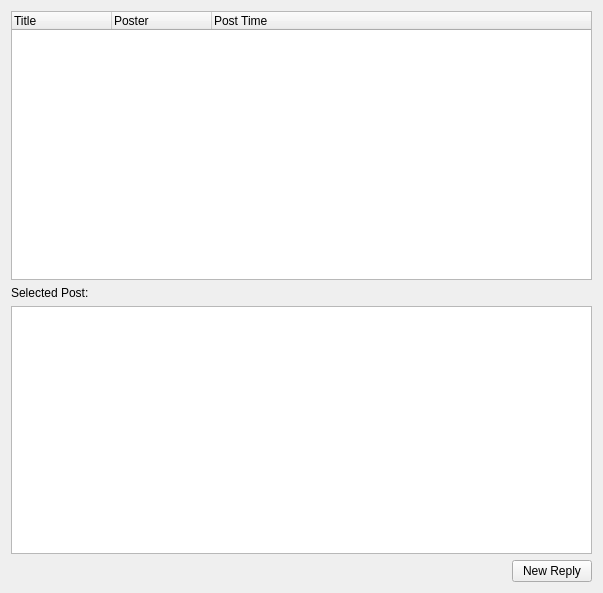
Qt form ui/ForumTreeForm.ui (dmzdev/stance) before a commit.
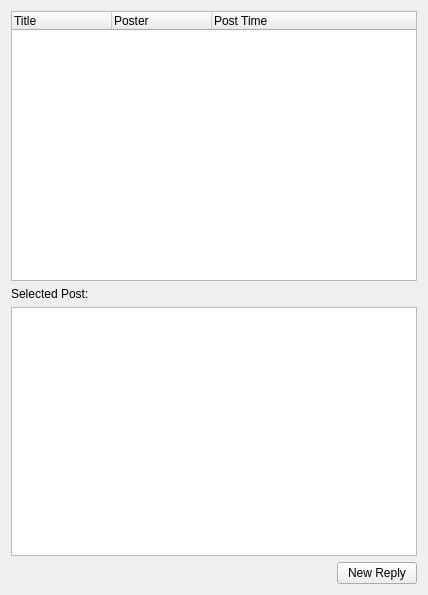
The same form after that commit.

Commit message: New forum posts are now created via dialog.

What changed in the file:
```diff
--- a/ui/ForumTreeForm.ui
+++ b/ui/ForumTreeForm.ui
@@ -6,8 +6,8 @@
    <rect>
     <x>0</x>
     <y>0</y>
-    <width>603</width>
-    <height>593</height>
+    <width>428</width>
+    <height>595</height>
    </rect>
   </property>
   <property name="windowTitle">
```
The commit also changes 1 other file.
